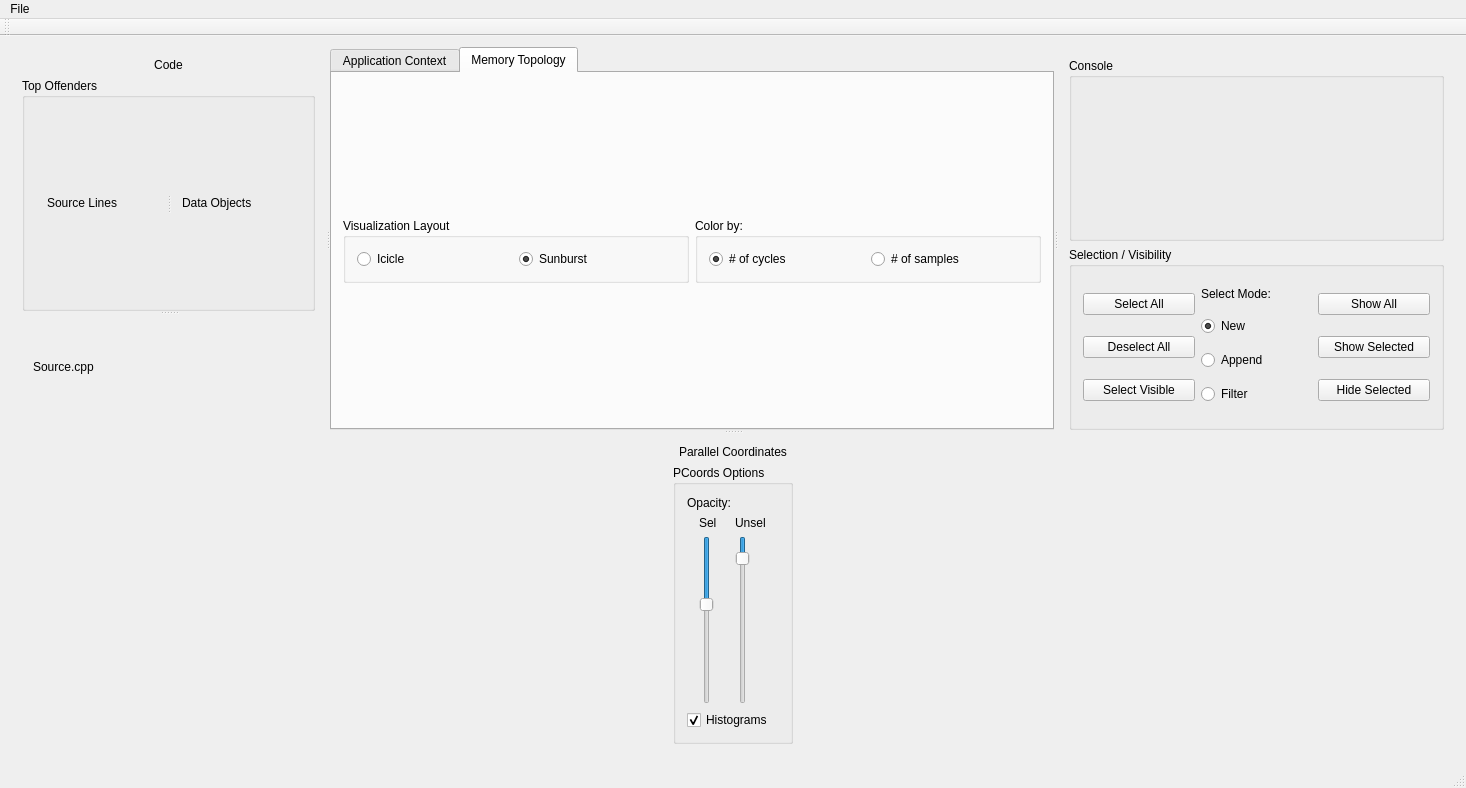
Above: src/form.ui from LLNL/MemAxes before the change. Below: the same form after it.
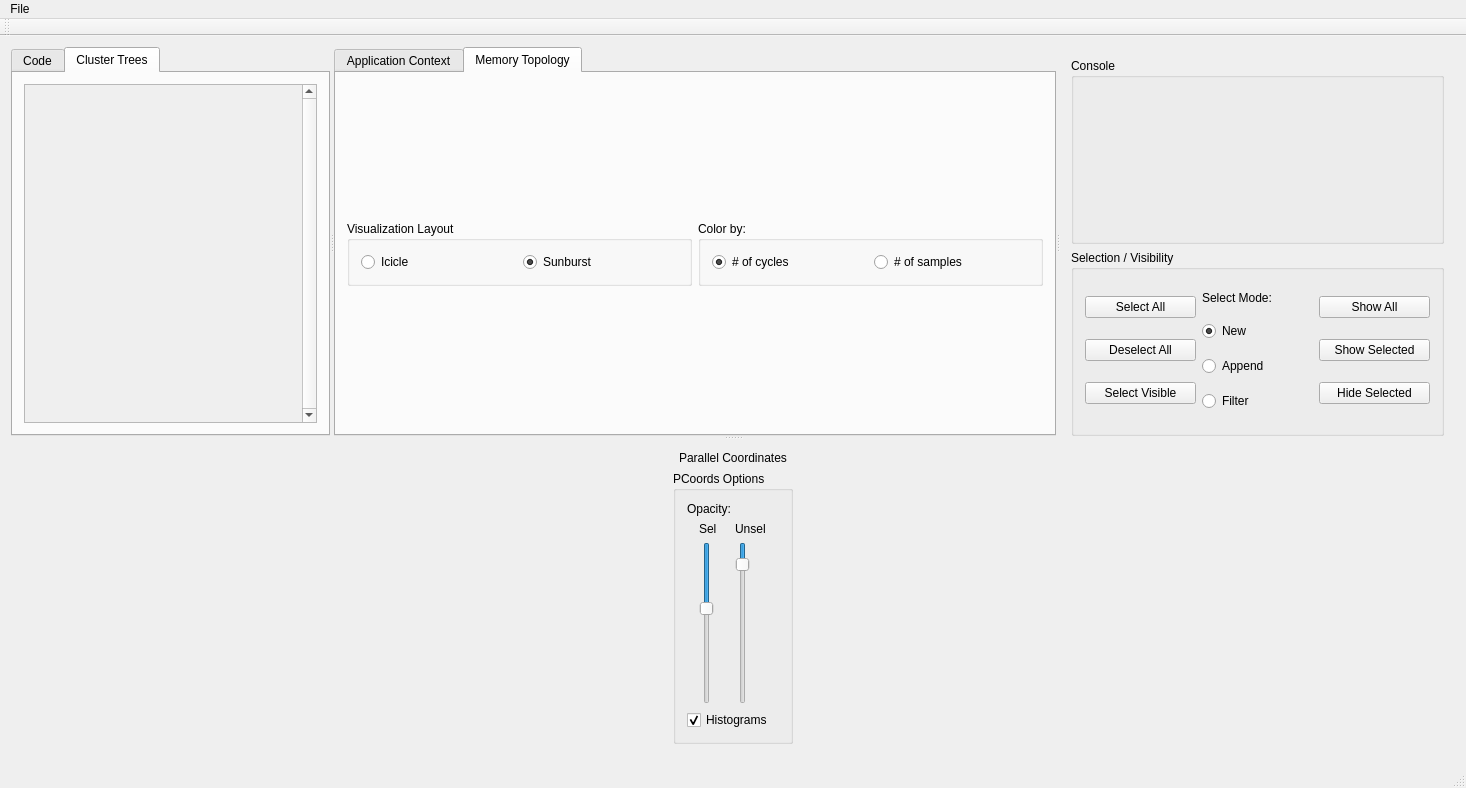
That is the form after the change.

Commit message: cluster trees visualized (and many cluster bug fixes)

The edit to the form file:
```diff
--- a/src/form.ui
+++ b/src/form.ui
@@ -24,18 +24,15 @@
        <property name="orientation">
         <enum>Qt::Horizontal</enum>
        </property>
-       <widget class="QWidget" name="codeDomainLayoutWidget">
-        <layout class="QVBoxLayout" name="codeDomainParent">
-         <item>
-          <widget class="QLabel" name="label_13">
-           <property name="text">
+       <widget class="QTabWidget" name="codeDomainTabWidget">
+        <property name="currentIndex">
+         <number>1</number>
+        </property>
+        <widget class="QWidget" name="codeDomainTabWidgetPage1">
+         <attribute name="title">
             <string>Code</string>
-           </property>
-           <property name="alignment">
-            <set>Qt::AlignCenter</set>
-           </property>
-          </widget>
-         </item>
+         </attribute>
+         <layout class="QVBoxLayout" name="codeDomainParent">
          <item>
           <widget class="QSplitter" name="splitter">
            <property name="orientation">
@@ -113,6 +110,39 @@
           </widget>
          </item>
         </layout>
+        </widget>
+        <widget class="QWidget" name="cluster">
+         <attribute name="title">
+          <string>Cluster Trees</string>
+         </attribute>
+         <layout class="QVBoxLayout" name="verticalLayout_2">
+          <item>
+           <widget class="QScrollArea" name="scrollArea">
+            <property name="verticalScrollBarPolicy">
+             <enum>Qt::ScrollBarAlwaysOn</enum>
+            </property>
+            <property name="widgetResizable">
+             <bool>true</bool>
+            </property>
+            <widget class="QWidget" name="scrollAreaWidgetContents">
+             <property name="geometry">
+              <rect>
+               <x>0</x>
+               <y>0</y>
+               <width>192</width>
+               <height>298</height>
+              </rect>
+             </property>
+             <layout class="QVBoxLayout" name="verticalLayout_6">
+              <item>
+               <layout class="QVBoxLayout" name="clusterTreeLayout"/>
+              </item>
+             </layout>
+            </widget>
+           </widget>
+          </item>
+         </layout>
+        </widget>
        </widget>
        <widget class="QTabWidget" name="centerTabWidget">
         <property name="currentIndex">
```
Lines whose indentation alone changed are shown as unchanged. The commit also changes 17 other files.
